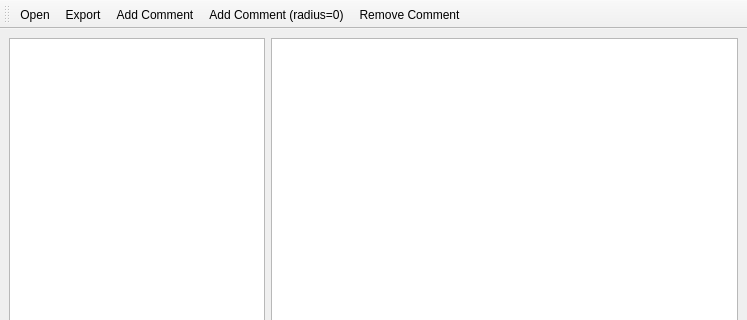
Above: gui/ui_MainWindow.ui from arneboe/codecomment before the change; both pictures show x 0 to 747 and y 0 to 320 of the 747 by 629 pixel window. Below: the same form after it.
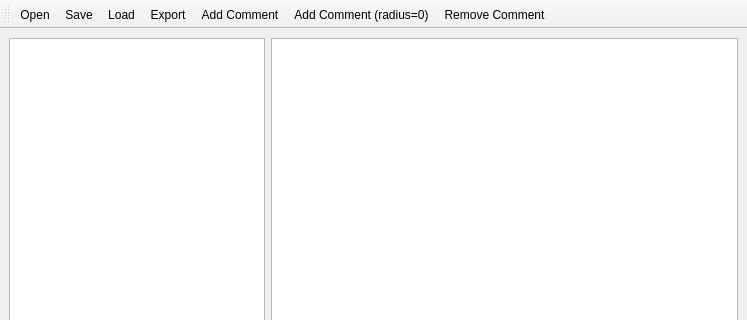
That is the form after the change.

Diff of the .ui file:
```diff
--- a/gui/ui_MainWindow.ui
+++ b/gui/ui_MainWindow.ui
@@ -105,6 +105,8 @@
     <bool>false</bool>
    </attribute>
    <addaction name="actionOpen"/>
+   <addaction name="actionSave"/>
+   <addaction name="actionLoad"/>
    <addaction name="actionExport"/>
    <addaction name="actionAdd_Comment"/>
    <addaction name="actionAdd_Comment_radius_0"/>
@@ -159,6 +161,16 @@
     <string>Alt+V</string>
    </property>
   </action>
+  <action name="actionSave">
+   <property name="text">
+    <string>Save</string>
+   </property>
+  </action>
+  <action name="actionLoad">
+   <property name="text">
+    <string>Load</string>
+   </property>
+  </action>
  </widget>
  <resources/>
  <connections/>
```
